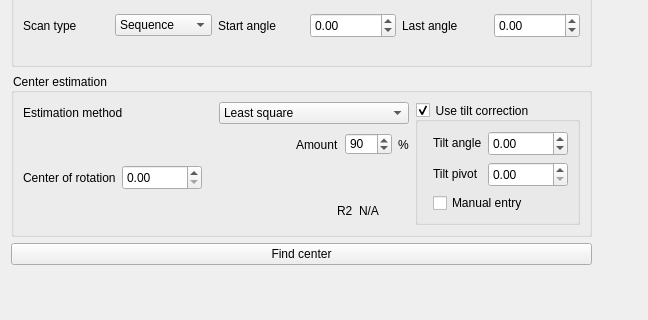
Before: the Qt Designer form applications/muhrec/src/configuregeometrydialog.ui in neutronimaging/imagingsuite, drawn with Qt 5; both pictures show x 0 to 648 and y 208 to 528 of the 977 by 670 pixel window.
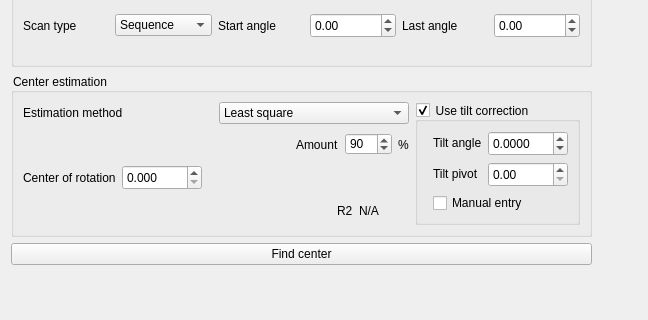
After: the same form once the commit is applied. Custom widgets are drawn as their Qt base class.

Commit message: Added sorting and quantile fraction for straight center estimate Mainly casting to get rid of warnings

Patch:
```diff
--- a/applications/muhrec/src/configuregeometrydialog.ui
+++ b/applications/muhrec/src/configuregeometrydialog.ui
@@ -373,6 +373,9 @@
                   <property name="toolTip">
                    <string>The center of rotation</string>
                   </property>
+                  <property name="decimals">
+                   <number>3</number>
+                  </property>
                   <property name="maximum">
                    <double>9999.000000000000000</double>
                   </property>
@@ -479,6 +482,9 @@
                    <property name="toolTip">
                     <string>Tilt angle of the acquisition axis</string>
                    </property>
+                   <property name="decimals">
+                    <number>4</number>
+                   </property>
                    <property name="minimum">
                     <double>-10.000000000000000</double>
                    </property>
```
The commit also changes 1 other file.
